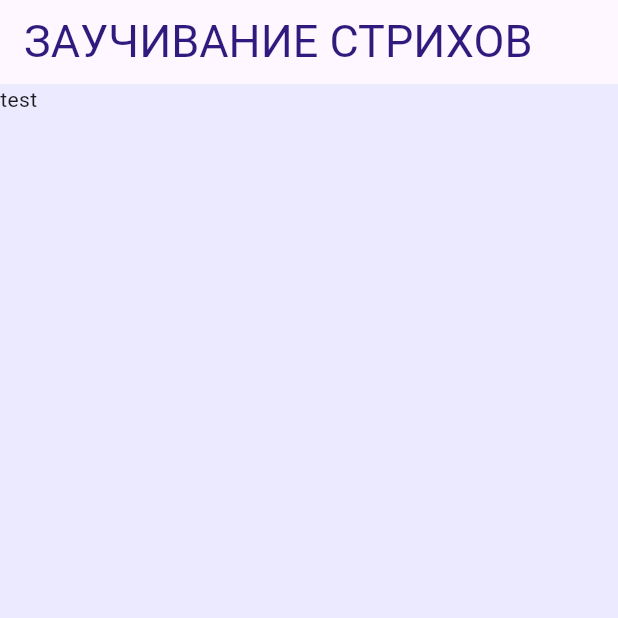
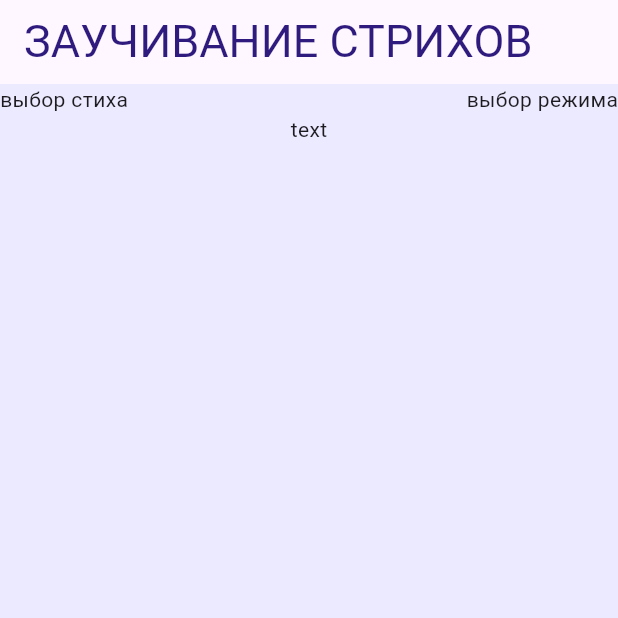
Before and after one commit to 2romanio005/cramming_poems, a Flutter app: the screen it shows after launch, on a phone screen of 412 x 824 dp, the top half of it. Run offline on Flutter 3.47's test engine with Material 3 defaults, Android fonts, the phone set to English and light mode, and no system bars.

Commit message:
add 3 main parts

```diff
--- a/lib/home.dart
+++ b/lib/home.dart
@@ -21,7 +21,19 @@ class _Home extends State<Home> {
           ),
         ),
       ),
-      body: Text("test"),
+      body: const Column(
+        children: [
+          Row(
+            mainAxisAlignment: MainAxisAlignment.spaceBetween,
+            children: [
+              Text("выбор стиха"),
+              Text("выбор режима")
+            ],
+          ),
+          Text("text"),
+        ],
+      )
+
     );
   }
 }
```
